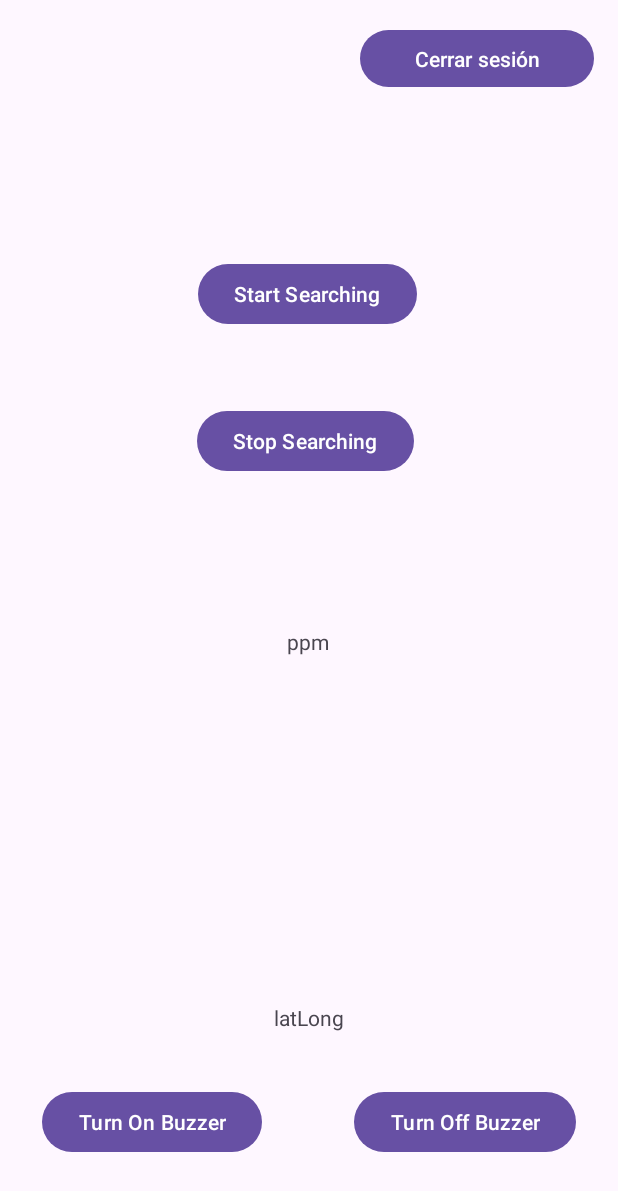
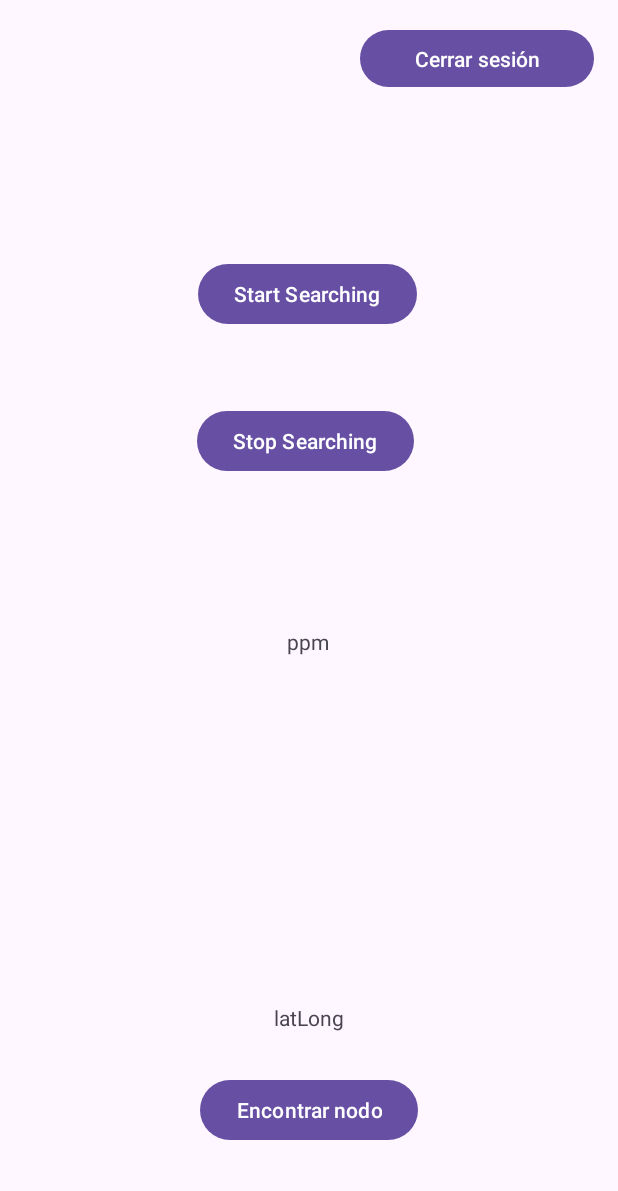
Before and after one commit to HowsAir/android, an Android app: the screen it shows after launch (MainActivity), on a phone screen of 412 x 824 dp. Shown: the top 1191 px of the screen. Run offline under Robolectric (Android 15) with nearby library versions, the phone set to English and light mode, and no system bars.

Commit message:
Updated find node functionality

```diff
--- a/BreathBetter/app/src/main/java/com/example/mborper/breathbetter/MainActivity.java
+++ b/BreathBetter/app/src/main/java/com/example/mborper/breathbetter/MainActivity.java
@@ -49,7 +49,7 @@ import com.example.mborper.breathbetter.BuzzerControl;
  *
  * @author Manuel Borregales
  * @since  2024-10-07
- * last edited: 2024-11-08
+ * last edited: 2024-11-09
  */
 public class MainActivity extends AppCompatActivity {
 
@@ -79,6 +79,8 @@ public class MainActivity extends AppCompatActivity {
 
     private BuzzerControl buzzerControl;
 
+    private boolean isBuzzerOn = false;
+
     private static final int BLUETOOTH_PERMISSION_REQUEST_CODE = 2; // Different from REQUEST_ENABLE_BT
 
 
@@ -96,19 +98,27 @@ public class MainActivity extends AppCompatActivity {
         lastMeasurementLiveData.observe(this, this::updateUI);
 
         initializeBuzzerControl();
-        setupBuzzerButtons();
+        setupBuzzerButton();
     }
 
+    /**
+     * Initializes the BuzzerControl with callback handlers for various Bluetooth control statuses.
+     * <p>
+     * Initializes BuzzerControl -> sets up Callback -> handles responses to permission
+     * and Bluetooth capability checks.
+     */
     private void initializeBuzzerControl() {
         buzzerControl = new BuzzerControl(this, new BuzzerControl.Callback() {
             @Override
             public void onPermissionDenied() {
                 showToast("Bluetooth advertising permission denied");
+                updateBuzzerButtonState(false);
             }
 
             @Override
             public void onBluetoothNotSupported() {
                 showToast("BLE advertising not supported on this device");
+                updateBuzzerButtonState(false);
             }
 
             @Override
@@ -119,31 +129,53 @@ public class MainActivity extends AppCompatActivity {
             @Override
             public void onFailure(String error) {
                 showToast("Buzzer control failed: " + error);
+                updateBuzzerButtonState(false);
             }
         });
     }
 
-    private void setupBuzzerButtons() {
-        Button turnOnButton = findViewById(R.id.turnOnBuzzer);
-        Button turnOffButton = findViewById(R.id.turnOffBuzzer);
+    /**
+     * Updates the button state for toggling the buzzer.
+     * <p>
+     * Changes the text on the button based on the buzzer's current state
+     * and updates the internal `isBuzzerOn` flag to match.
+     *
+     * @param isOn true if the buzzer is currently on, false if it is off
+     */
+    private void updateBuzzerButtonState(boolean isOn) {
+        Button toggleButton = findViewById(R.id.toggleBuzzer);
+        isBuzzerOn = isOn;
+        toggleButton.setText(isOn ? R.string.Stop_Find_Node : R.string.Find_Node);
+    }
 
-        turnOnButton.setOnClickListener(v -> {
+    /**
+     * Sets up the UI button for controlling the buzzer, verifying permissions before
+     * attempting any Bluetooth operations.
+     */
+    private void setupBuzzerButton() {
+        Button toggleButton = findViewById(R.id.toggleBuzzer);
+        toggleButton.setOnClickListener(v -> {
             if (!checkBluetoothPermissions()) {
                 requestBluetoothPermissions();
                 return;
             }
-            buzzerControl.turnOnBuzzer();
-        });
 
-        turnOffButton.setOnClickListener(v -> {
-            if (!checkBluetoothPermissions()) {
-                requestBluetoothPermissions();
-                return;
+            if (!isBuzzerOn) {
+                buzzerControl.turnOnBuzzer();
+                toggleButton.setText(R.string.Stop_Find_Node);
+            } else {
+                buzzerControl.turnOffBuzzer();
+                toggleButton.setText(R.string.Find_Node);
             }
-            buzzerControl.turnOnBuzzer(); // Note: The updated BuzzerControl class handles the turn off logic
+            isBuzzerOn = !isBuzzerOn;
         });
     }
 
+    /**
+     * Checks if the necessary Bluetooth permissions are granted based on Android version.
+     *
+     * @return true if permissions are granted, false otherwise
+     */
     private boolean checkBluetoothPermissions() {
         if (android.os.Build.VERSION.SDK_INT >= android.os.Build.VERSION_CODES.S) {
             return ContextCompat.checkSelfPermission(this, Manifest.permission.BLUETOOTH_ADVERTISE)
@@ -154,8 +186,12 @@ public class MainActivity extends AppCompatActivity {
         }
     }
 
+    /**
+     * Requests the necessary Bluetooth permissions based on the Android version.
+     */
     private void requestBluetoothPermissions() {
         if (android.os.Build.VERSION.SDK_INT >= android.os.Build.VERSION_CODES.S) {
+            // Request BLUETOOTH_ADVERTISE and BLUETOOTH_CONNECT permissions for Android 12 and above
             ActivityCompat.requestPermissions(
                     this,
                     new String[]{
@@ -165,6 +201,7 @@ public class MainActivity extends AppCompatActivity {
                     BLUETOOTH_PERMISSION_REQUEST_CODE
             );
         } else {
+            // Request BLUETOOTH permission for Android versions below 12
             ActivityCompat.requestPermissions(
                     this,
                     new String[]{Manifest.permission.BLUETOOTH},
@@ -231,6 +268,13 @@ public class MainActivity extends AppCompatActivity {
         }
     }
 
+    /**
+     * Adjusts the padding of the main view based on system bar insets.
+     * <p>
+     * This method sets an `OnApplyWindowInsetsListener` to automatically apply
+     * padding to account for the system bars (e.g., status and navigation bars),
+     * ensuring the main view content does not overlap with these UI elements.
+     */
     private void AdjustPadding() {
         // Adjusts the padding based on system bars.
         ViewCompat.setOnApplyWindowInsetsListener(findViewById(R.id.main), (v, insets) -> {
--- a/BreathBetter/app/src/main/res/layout/activity_main.xml
+++ b/BreathBetter/app/src/main/res/layout/activity_main.xml
@@ -66,32 +66,15 @@
         app:layout_constraintTop_toTopOf="parent" />
 
     <Button
-        android:id="@+id/turnOnBuzzer"
+        android:id="@+id/toggleBuzzer"
         android:layout_width="wrap_content"
         android:layout_height="wrap_content"
-        android:layout_marginStart="16dp"
-        android:layout_marginTop="16dp"
-        android:layout_marginEnd="50dp"
         android:layout_marginBottom="32dp"
-        android:onClick="turnOnBuzzer"
-        android:text="Turn On Buzzer"
-        app:layout_constraintBottom_toBottomOf="parent"
-        app:layout_constraintEnd_toStartOf="@+id/turnOffBuzzer"
-        app:layout_constraintStart_toStartOf="parent"
-        app:layout_constraintTop_toBottomOf="@+id/latLongTextView" />
-
-    <Button
-        android:id="@+id/turnOffBuzzer"
-        android:layout_width="wrap_content"
-        android:layout_height="wrap_content"
-        android:layout_marginTop="16dp"
-        android:layout_marginEnd="16dp"
-        android:layout_marginBottom="32dp"
-        android:onClick="turnOffBuzzer"
-        android:text="Turn Off Buzzer"
+        android:onClick="toggleBuzzer"
+        android:text="@string/Find_Node"
         app:layout_constraintBottom_toBottomOf="parent"
         app:layout_constraintEnd_toEndOf="parent"
-        app:layout_constraintStart_toEndOf="@+id/turnOnBuzzer"
+        app:layout_constraintStart_toStartOf="parent"
         app:layout_constraintTop_toBottomOf="@+id/latLongTextView" />
 
 
--- a/BreathBetter/app/src/main/res/values/strings.xml
+++ b/BreathBetter/app/src/main/res/values/strings.xml
@@ -6,4 +6,6 @@
     <string name="logout">Cerrar sesión</string>
     <string name="Scan_QR">Vincular sensor con QR</string>
     <string name="Scan_QR_NO_CAMERA">Vincular sin cámara</string>
+    <string name="Find_Node">Encontrar nodo</string>
+    <string name="Stop_Find_Node">Parar de buscar</string>
 </resources>
```
Also changed, not shown: BreathBetter/app/src/main/java/com/example/mborper/breathbetter/BuzzerControl.java (+78 -5 lines).
